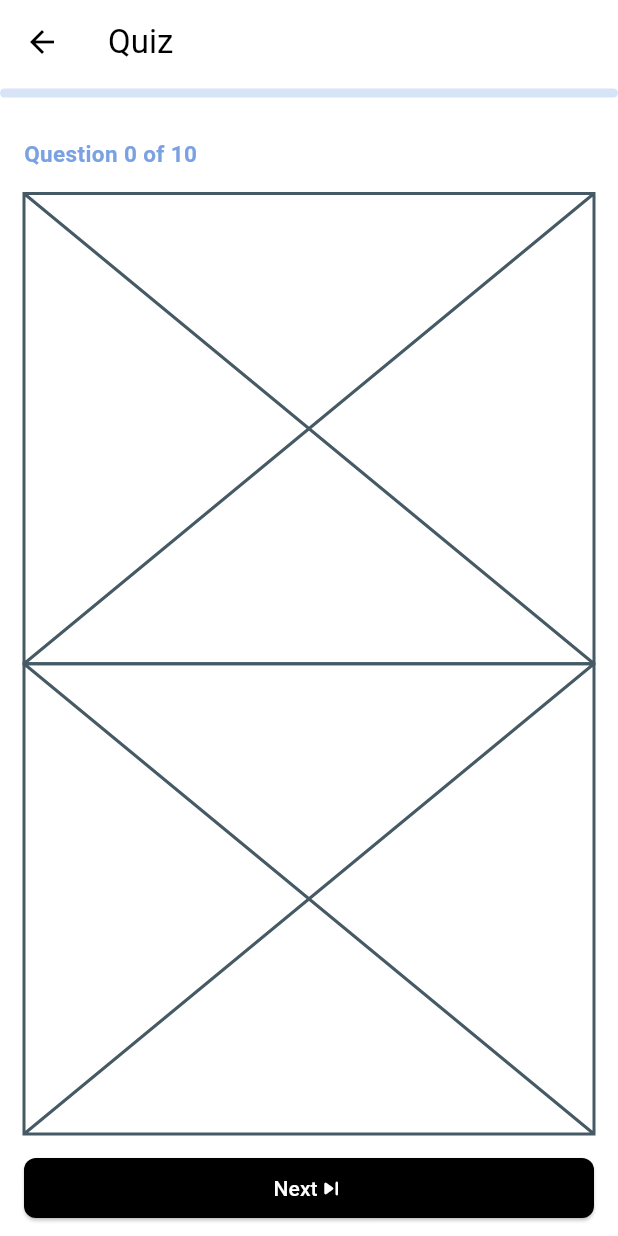
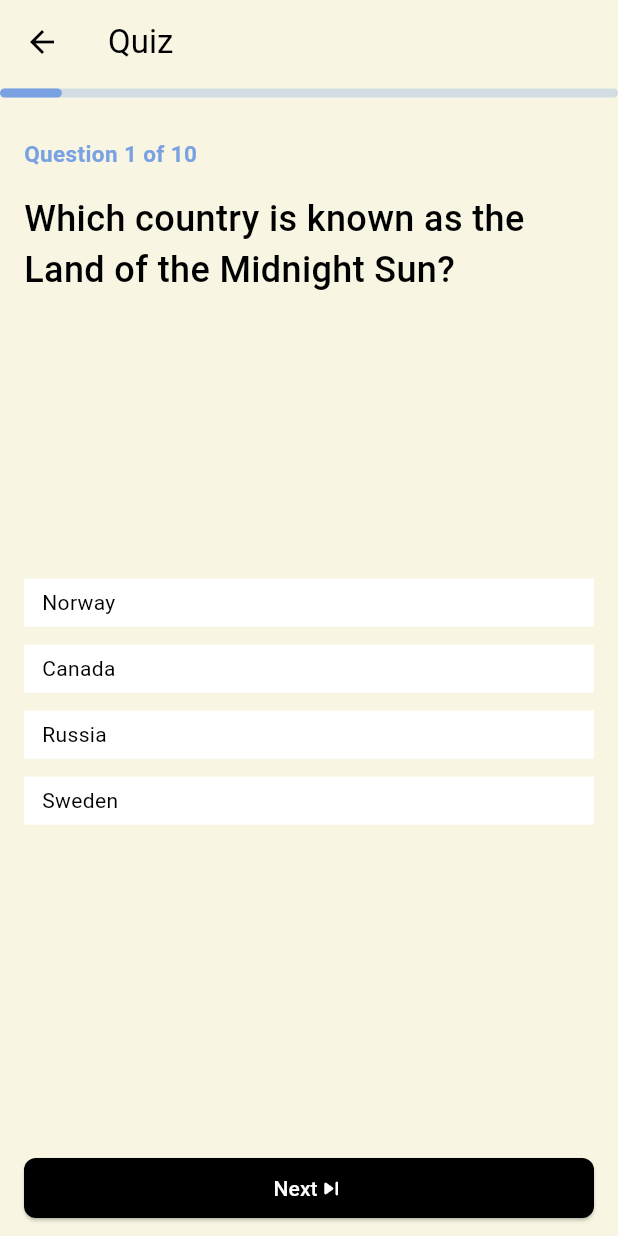
Before and after one commit to mussie-alemayehu/OIBSIP, a Flutter app: the QuizScreen screen opened by its route, on a phone screen of 412 x 824 dp. Run offline on Flutter 3.47's test engine with Material 3 defaults, Android fonts, the phone set to English and light mode, and no system bars.

Commit message:
display questions and answers in the quiz screen

```diff
--- a/quiz/lib/data.dart
+++ b/quiz/lib/data.dart
@@ -1,6 +1,6 @@
 import 'dart:math';
 
-final List<Map<String, dynamic>> _questions = [
+final _questions = [
   {
     "question": "Who is the author of 'The Great Gatsby'?",
     "options": [
@@ -872,15 +872,15 @@ final List<Map<String, dynamic>> _questions = [
 
 // Since the quiz should not be a very lengthy one, it should be limited to 10
 // questions at a time, which is exactly what this getter returns, 10 questions
-List<Map<String, dynamic>> get questions {
+List<Map<String, Object>> get questions {
   final rnd = Random();
   final Set indices = {};
 
   while (indices.length < 10) {
-    indices.add(rnd.nextInt(100));
+    indices.add(rnd.nextInt(118));
   }
 
-  final List<Map<String, dynamic>> qstns = [];
+  final List<Map<String, Object>> qstns = [];
   for (var index in indices) {
     qstns.add(_questions[index]);
   }
--- a/quiz/lib/screens/quiz_screen.dart
+++ b/quiz/lib/screens/quiz_screen.dart
@@ -2,6 +2,7 @@ import 'package:flutter/material.dart';
 
 import '../data.dart' as data;
 import '../widgets/progress_bar.dart';
+import '../widgets/choice_viewer.dart';
 
 class QuizScreen extends StatefulWidget {
   static const routeName = '/quiz';
@@ -40,14 +41,16 @@ class _QuizScreenState extends State<QuizScreen> {
     // final screenWidth = MediaQuery.of(context).size.width;
 
     // calculate the progress of the user as a ratio
-    final progress = currentQuiz / quiz.length;
+    final progress = (currentQuiz + 1) / quiz.length;
 
     // use the determined ratio to determine the width of the progress indicator
     final progressWidth = _screenWidth * progress;
 
     return Scaffold(
+      backgroundColor: Theme.of(context).colorScheme.secondary,
       appBar: AppBar(
         title: const Text('Quiz'),
+        backgroundColor: Theme.of(context).colorScheme.secondary,
         bottom: PreferredSize(
           preferredSize: const Size(double.infinity, 12),
           child: ProgressBar(progressWidth),
@@ -62,7 +65,7 @@ class _QuizScreenState extends State<QuizScreen> {
               // will be used to display progress through a given quiz
               padding: const EdgeInsets.symmetric(vertical: 16),
               child: Text(
-                'Question $currentQuiz of ${quiz.length}',
+                'Question ${currentQuiz + 1} of ${quiz.length}',
                 style: TextStyle(
                   color: Theme.of(context).colorScheme.onPrimary,
                   fontSize: 15,
@@ -70,15 +73,22 @@ class _QuizScreenState extends State<QuizScreen> {
                 ),
               ),
             ),
-            const Expanded(
+            Expanded(
               // will be used to display the question
               flex: 2,
-              child: Placeholder(),
+              child: Text(
+                quiz[currentQuiz]['question'] as String,
+                style: const TextStyle(
+                  fontSize: 24,
+                  fontWeight: FontWeight.w500,
+                ),
+              ),
             ),
-            const Expanded(
+            Expanded(
               // will be used to display choices
-              flex: 2,
-              child: Placeholder(),
+              flex: 3,
+              child: ChoiceViewer(quiz[currentQuiz]['options'] as List<String>,
+                  quiz[currentQuiz]['answer'] as String),
             ),
             Padding(
               padding: const EdgeInsets.only(top: 12),
@@ -99,7 +109,7 @@ class _QuizScreenState extends State<QuizScreen> {
                 ),
                 onPressed: () {
                   setState(() {
-                    if (currentQuiz < quiz.length) currentQuiz++;
+                    if (currentQuiz < quiz.length - 1) currentQuiz++;
                   });
                 },
               ),
--- /dev/null
+++ b/quiz/lib/widgets/choice_item.dart
@@ -0,0 +1,18 @@
+import 'package:flutter/material.dart';
+
+class ChoiceItem extends StatelessWidget {
+  final String option;
+  const ChoiceItem(this.option, {super.key});
+
+  @override
+  Widget build(BuildContext context) {
+    return Container(
+      width: double.infinity,
+      // height: 20,
+      color: Colors.white,
+      padding: const EdgeInsets.symmetric(horizontal: 12, vertical: 6),
+      margin: const EdgeInsets.symmetric(vertical: 6),
+      child: Text(option),
+    );
+  }
+}
--- /dev/null
+++ b/quiz/lib/widgets/choice_viewer.dart
@@ -0,0 +1,28 @@
+import 'package:flutter/material.dart';
+
+import './choice_item.dart';
+
+class ChoiceViewer extends StatefulWidget {
+  final List<String> options;
+  final String answer;
+
+  const ChoiceViewer(this.options, this.answer, {super.key});
+
+  @override
+  State<ChoiceViewer> createState() => _ChoiceViewerState();
+}
+
+class _ChoiceViewerState extends State<ChoiceViewer> {
+  @override
+  Widget build(BuildContext context) {
+    return Column(
+      mainAxisSize: MainAxisSize.min,
+      children: [
+        ChoiceItem(widget.options[0]),
+        ChoiceItem(widget.options[1]),
+        ChoiceItem(widget.options[2]),
+        ChoiceItem(widget.options[3]),
+      ],
+    );
+  }
+}
```
